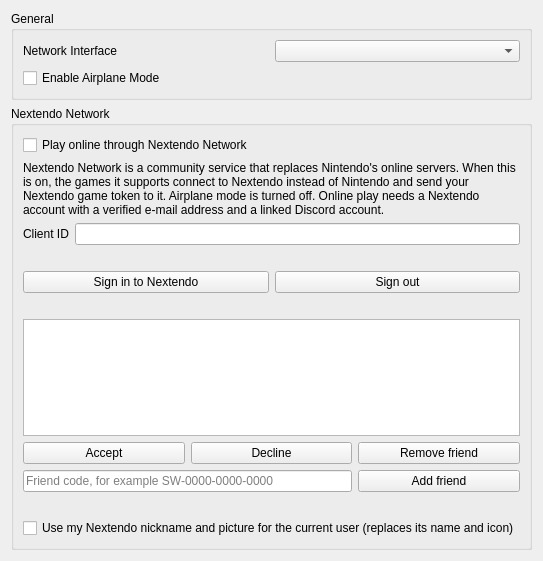
Qt form src/phoenix/configuration/configure_network.ui (Darkfiredoom/PhoenixEmu) before a commit.
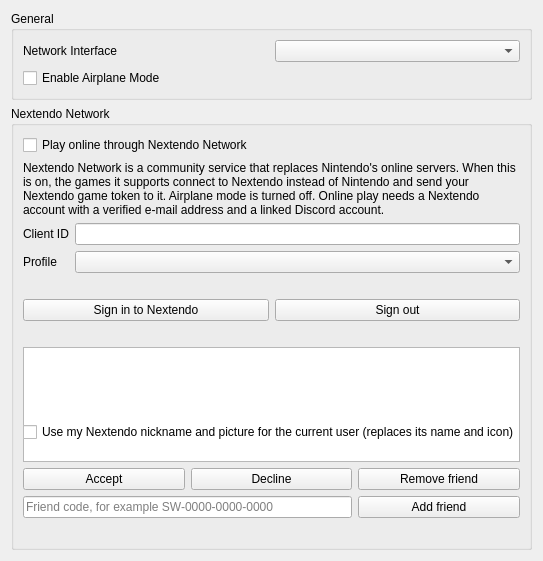
The same form after that commit.

Commit message:
Bring in zortos293/Lichii#2011: Nextendo: one account per emulated user profile
Cherry-picked from 5a66c8959f.

Diff of the .ui file:
```diff
--- a/src/phoenix/configuration/configure_network.ui
+++ b/src/phoenix/configuration/configure_network.ui
@@ -78,14 +78,24 @@
         <item row="2" column="1">
          <widget class="QLineEdit" name="nextendo_client_id"/>
         </item>
-        <item row="3" column="0" colspan="2">
+        <item row="3" column="0">
+         <widget class="QLabel" name="nextendo_profile_label">
+          <property name="text">
+           <string>Profile</string>
+          </property>
+         </widget>
+        </item>
+        <item row="3" column="1">
+         <widget class="QComboBox" name="nextendo_profile"/>
+        </item>
+        <item row="4" column="0" colspan="2">
          <widget class="QLabel" name="nextendo_status">
           <property name="wordWrap">
            <bool>true</bool>
           </property>
          </widget>
         </item>
-        <item row="4" column="0" colspan="2">
+        <item row="5" column="0" colspan="2">
          <layout class="QHBoxLayout" name="nextendo_buttons">
           <item>
            <widget class="QPushButton" name="nextendo_sign_in">
@@ -103,7 +113,7 @@
           </item>
          </layout>
         </item>
-        <item row="5" column="0" colspan="2">
+        <item row="6" column="0" colspan="2">
          <widget class="QWidget" name="nextendo_friends" native="true">
           <layout class="QGridLayout" name="nextendo_friends_layout">
            <property name="leftMargin">
```
The commit also changes 11 other files.
